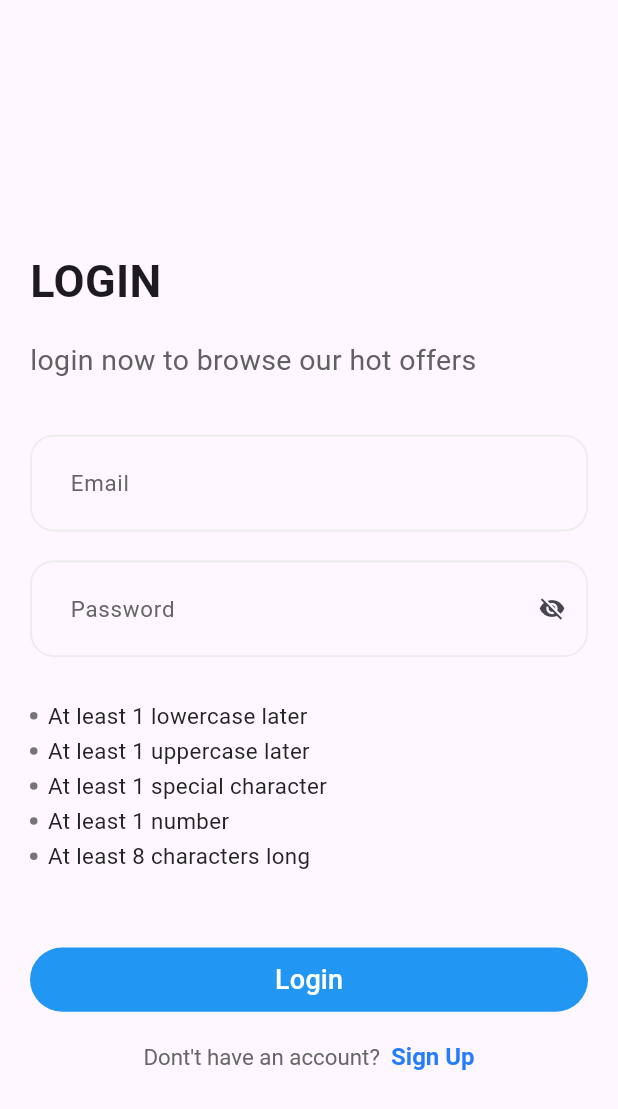
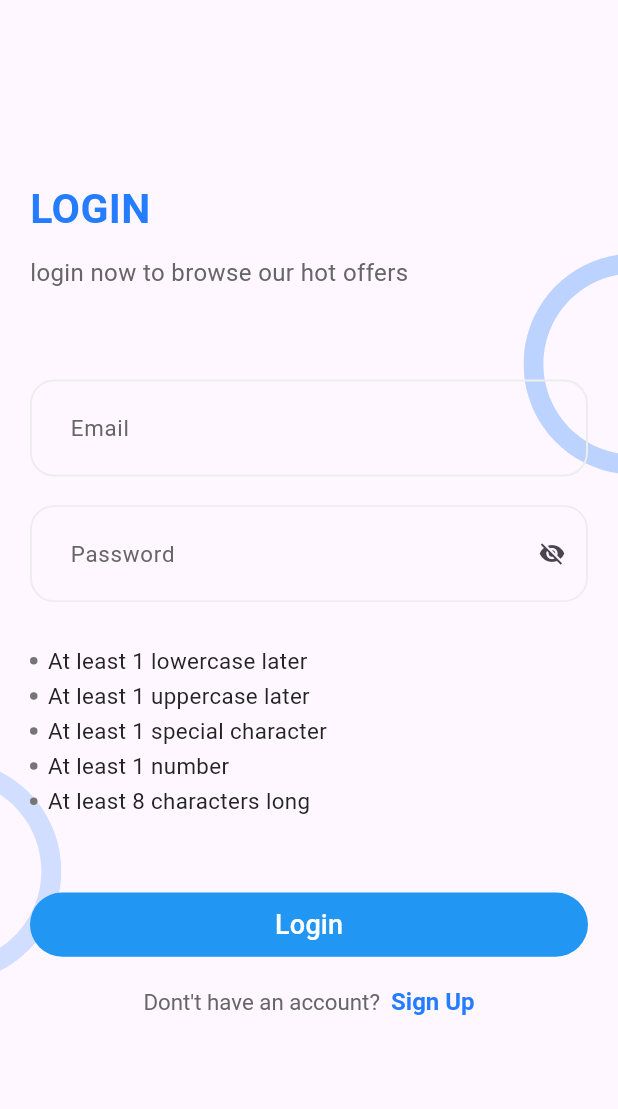
Before and after one commit to mostafaesmail9244/social_app-team-, a Flutter app: the screen it shows after launch, on a phone screen of 412 x 824 dp. Shown: the top 1109 px of the screen. Run offline on Flutter 3.47's test engine with Material 3 defaults, Android fonts, the phone set to English and light mode, and no system bars; our stand-ins replace bloc, cloud_firestore, dartz, fancy_shimmer_image, firebase_auth, firebase_core and 12 more; accounts and stored records are empty.

Commit message:
refactor in login

```diff
--- a/lib/core/style/text_styles.dart
+++ b/lib/core/style/text_styles.dart
@@ -73,6 +73,12 @@ class AppTextStyles {
   );
 
   ////samir magdy
+  static TextStyle font24SemiBoldBlue = TextStyle(
+    fontWeight: FontWeightHelper.semiBold,
+    fontSize: 24.sp,
+    color: AppColors.mainBlue,
+  );
+
   static TextStyle font14SemiBoldBlue = TextStyle(
     fontWeight: FontWeightHelper.semiBold,
     fontSize: 14.sp,
--- /dev/null
+++ b/lib/core/widgets/head_auth.dart
@@ -0,0 +1,35 @@
+import 'package:flutter/material.dart';
+import '../helper/spacing.dart';
+import '../style/app_colors.dart';
+import '../style/text_styles.dart';
+
+class HeadAuth extends StatelessWidget {
+  final String title;
+  final String subTitle;
+  const HeadAuth({
+    super.key,
+    required this.title,
+    required this.subTitle,
+  });
+
+  @override
+  Widget build(BuildContext context) {
+    return Column(
+      crossAxisAlignment: CrossAxisAlignment.start,
+      children: [
+        verticalSpace(100),
+        Text(
+          title,
+          style: AppTextStyles.font24SemiBoldBlue,
+        ),
+        verticalSpace(10),
+        Text(
+          subTitle,
+          style: AppTextStyles.font14RegularBlack
+              .copyWith(color: AppColors.grey66),
+        ),
+        verticalSpace(50),
+      ],
+    );
+  }
+}
--- a/lib/features/login/view/login_screen.dart
+++ b/lib/features/login/view/login_screen.dart
@@ -1,21 +1,42 @@
 import 'package:flutter/material.dart';
 import 'package:flutter_bloc/flutter_bloc.dart';
+import 'package:flutter_svg/flutter_svg.dart';
 import 'package:social_app/features/login/view/widgets/login_body.dart';
+import '../../../core/style/app_colors.dart';
 import '../view_model/login_cubit/login_cubit.dart';
 
 class LoginScreen extends StatelessWidget {
   const LoginScreen({super.key});
-  //bool isObscure = true;
 
   @override
   Widget build(BuildContext context) {
     var cubit = context.read<LoginCubit>();
     return Scaffold(
-      appBar: AppBar(
-        backgroundColor: Colors.transparent,
-        elevation: 0,
+      body: Stack(
+        children: [
+          Align(
+            alignment: const Alignment(-1, 0.5),
+            child: SvgPicture.asset(
+              'assets/svgs/auth_left.svg',
+              colorFilter: ColorFilter.mode(
+                AppColors.mainBlue.withOpacity(0.2),
+                BlendMode.srcIn,
+              ),
+            ),
+          ),
+          Align(
+            alignment: const Alignment(1, -0.5),
+            child: SvgPicture.asset(
+              'assets/svgs/auth_right.svg',
+              colorFilter: ColorFilter.mode(
+                AppColors.mainBlue.withOpacity(0.3),
+                BlendMode.srcIn,
+              ),
+            ),
+          ),
+          LoginBody(cubit: cubit),
+        ],
       ),
-      body: LoginBody(cubit: cubit),
     );
   }
 }
--- a/lib/features/login/view/widgets/login_body.dart
+++ b/lib/features/login/view/widgets/login_body.dart
@@ -5,6 +5,7 @@ import 'package:social_app/core/helper/spacing.dart';
 import 'package:social_app/features/login/view/widgets/login_form.dart';
 import 'package:social_app/features/login/view_model/login_cubit/login_cubit.dart';
 import '../../../../core/widgets/app_button.dart';
+import '../../../../core/widgets/head_auth.dart';
 import 'dont_have_account.dart';
 import 'login_bloc_listener.dart';
 
@@ -15,22 +16,15 @@ class LoginBody extends StatelessWidget {
   @override
   Widget build(BuildContext context) {
     return Padding(
-      padding: const EdgeInsets.all(20.0),
-      child: Center(
+      padding: const EdgeInsets.symmetric(horizontal: 20),
       child: SingleChildScrollView(
         child: Column(
           crossAxisAlignment: CrossAxisAlignment.start,
           children: [
-              const Text(
-                'LOGIN',
-                style: TextStyle(fontSize: 30, fontWeight: FontWeight.bold),
+            const HeadAuth(
+              title: "LOGIN",
+              subTitle: "login now to browse our hot offers",
             ),
-              verticalSpace(15),
-              Text(
-                'login now to browse our hot offers',
-                style: TextStyle(fontSize: 19, color: Colors.grey[700]),
-              ),
-              verticalSpace(30),
             const LoginForm(),
             verticalSpace(30),
             AppButton(
@@ -46,7 +40,6 @@ class LoginBody extends StatelessWidget {
           ],
         ),
       ),
-      ),
     );
   }
 }
```
Also changed, not shown: lib/features/signup/views/widgets/already_have_account.dart (added, +29 -0 lines), lib/features/signup/views/widgets/name_and_email.dart (added, +54 -0 lines), lib/features/signup/views/widgets/phone_and_address.dart (added, +40 -0 lines), lib/features/signup/views/widgets/signup_bloc_listener.dart (added, +37 -0 lines), lib/features/signup/views/widgets/signup_body.dart (added, +38 -0 lines), lib/features/signup/views/widgets/signup_form.dart (added, +30 -0 lines), pubspec.yaml (+4 -16 lines), assets/svgs/auth_left.svg (added), assets/svgs/auth_right.svg (added), lib/features/signup/views/signup_view.dart (renamed from lib/features/signup/views/register_screen.dart), pubspec.lock. Lines whose indentation alone changed are shown as unchanged.
